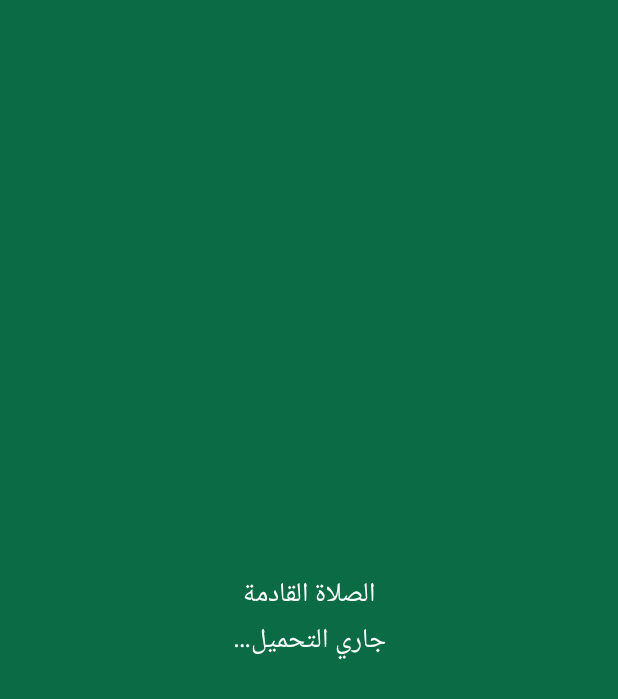
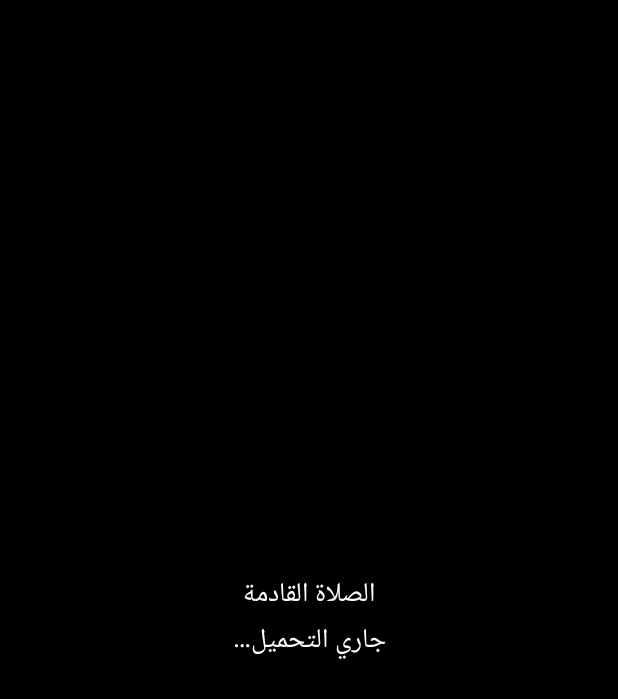
Before and after one commit to moamen2011rr-jpg/moamen2011z, an Android app built with Jetpack Compose: the layout widget_next.xml on its own in the app's theme, with its tools: preview values and no code run, on a phone screen of 412 x 824 dp. Shown: the top 699 px of the screen. Run offline under Robolectric (Android 15) with nearby library versions, the phone set to English and light mode, and no system bars.

Commit message:
Update widget_next.xml

```diff
--- a/app/src/main/res/layout/widget_next.xml
+++ b/app/src/main/res/layout/widget_next.xml
@@ -1 +1 @@
-<TextView xmlns:android="http://schemas.android.com/apk/res/android" android:id="@+id/widget_text" android:layout_width="match_parent" android:layout_height="match_parent" android:gravity="center" android:padding="16dp" android:text="الصلاة القادمة&#10;جاري التحميل…" android:textColor="#FFFFFF" android:background="#0B6B45" android:textSize="18sp" />
+<TextView xmlns:android="http://schemas.android.com/apk/res/android" android:id="@+id/widget_text" android:layout_width="match_parent" android:layout_height="match_parent" android:gravity="center" android:padding="12dp" android:text="الصلاة القادمة&#10;جاري التحميل…" android:textColor="#FFFFFF" android:background="#000000" android:textSize="18sp" />
```
